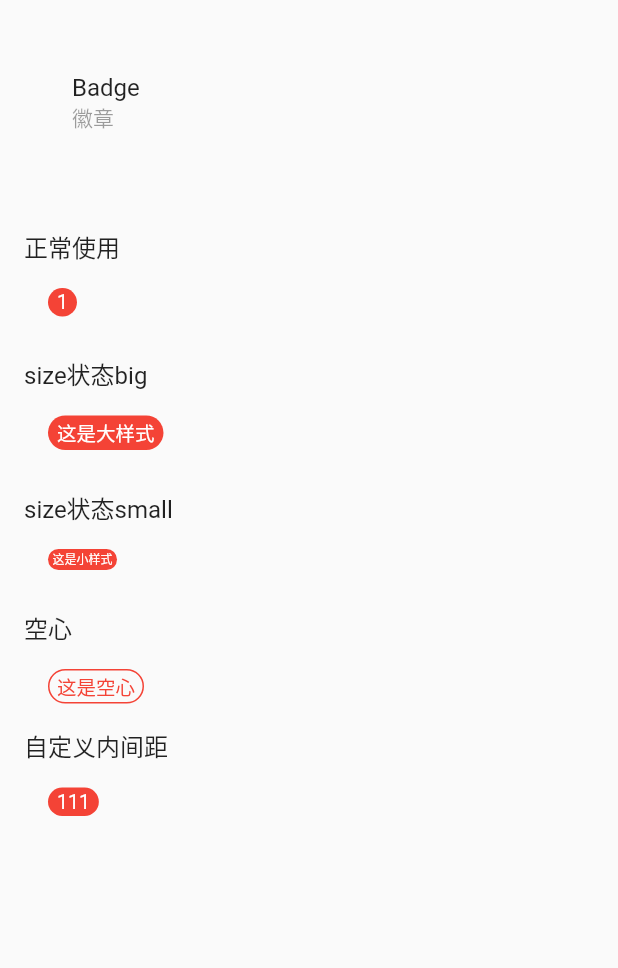
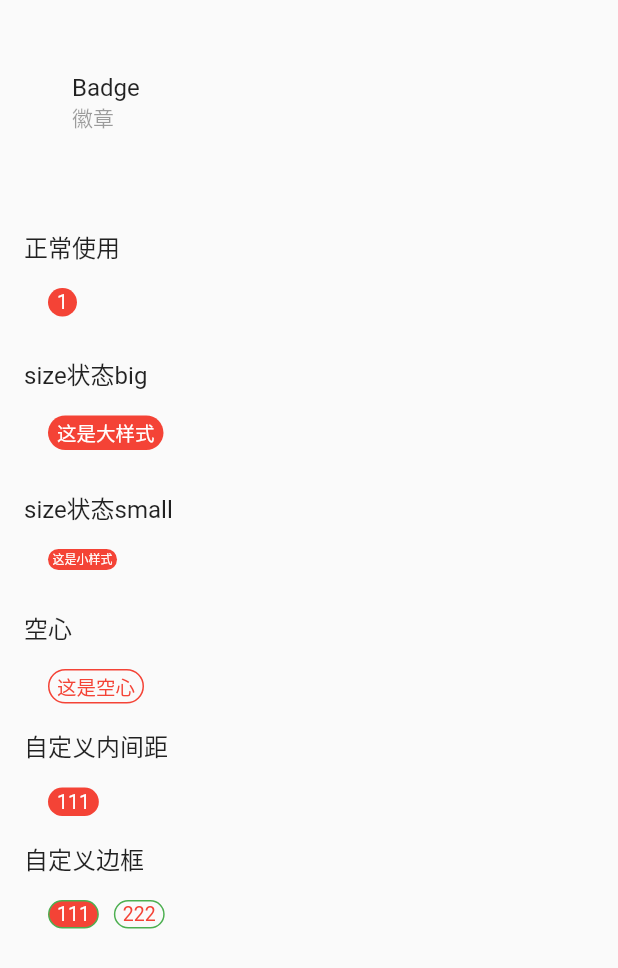
Before and after one commit to hello-coder-xu/yin_ui, a Flutter app: the Badge screen opened by its route, on a phone screen of 412 x 824 dp. Shown: the top 968 px of the screen. Run offline on Flutter 3.47's test engine with Material 2 defaults, Android fonts, the phone set to English and light mode, and no system bars.

Commit message:
update badge demo

```diff
--- a/lib/views/badge.dart
+++ b/lib/views/badge.dart
@@ -56,6 +56,23 @@ class Badge extends StatelessWidget {
               ),
             ),
           ),
+          ListTile(title: Text('自定义边框')),
+          Padding(
+              padding: EdgeInsets.only(left: 32),
+              child: Row(
+                children: <Widget>[
+                  WeBadge(
+                    child: '111',
+                    border: Border.all(color: Colors.green, width: 1),
+                  ),
+                  SizedBox(width: 10),
+                  WeBadge(
+                    child: '222',
+                    hollow: true,
+                    border: Border.all(color: Colors.green, width: 1),
+                  ),
+                ],
+              )),
         ],
       ),
     );
--- a/ui/lib/badge/index.dart
+++ b/ui/lib/badge/index.dart
@@ -63,7 +63,7 @@ class WeBadge extends StatelessWidget {
           decoration: BoxDecoration(
             color: boxColor,
             borderRadius: radius,
-            border: boxBorder,
+            border: border ?? boxBorder,
           ),
           child: Padding(
             padding: boxPadding,
```
